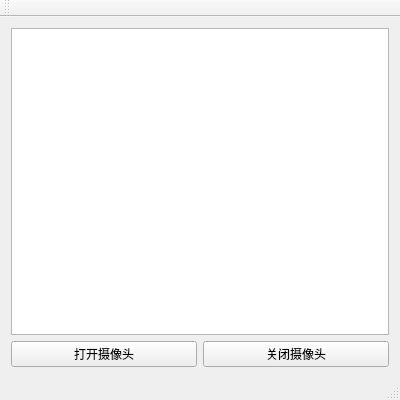
First picture: the form in mainwindow.ui, repository 15903016222/opencv_qt_video, before the edit.
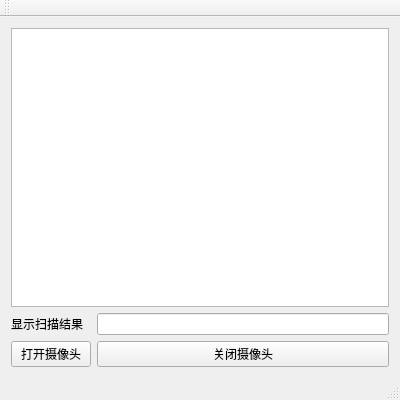
Second picture: the form after the edit.

```diff
--- a/mainwindow.ui
+++ b/mainwindow.ui
@@ -15,22 +15,32 @@
   </property>
   <widget class="QWidget" name="centralWidget">
    <layout class="QGridLayout" name="gridLayout">
+    <item row="2" column="1">
+     <widget class="QPushButton" name="pushButton_2">
+      <property name="text">
+       <string>关闭摄像头</string>
+      </property>
+     </widget>
+    </item>
     <item row="0" column="0" colspan="2">
      <widget class="QGraphicsView" name="graphicsView"/>
     </item>
-    <item row="1" column="0">
+    <item row="2" column="0">
      <widget class="QPushButton" name="pushButton">
       <property name="text">
        <string>打开摄像头</string>
       </property>
      </widget>
     </item>
+    <item row="1" column="0">
+     <widget class="QLabel" name="label">
+      <property name="text">
+       <string>显示扫描结果</string>
+      </property>
+     </widget>
+    </item>
     <item row="1" column="1">
-     <widget class="QPushButton" name="pushButton_2">
-      <property name="text">
-       <string>关闭摄像头</string>
-      </property>
-     </widget>
+     <widget class="QLineEdit" name="lineEdit"/>
     </item>
    </layout>
   </widget>
```
